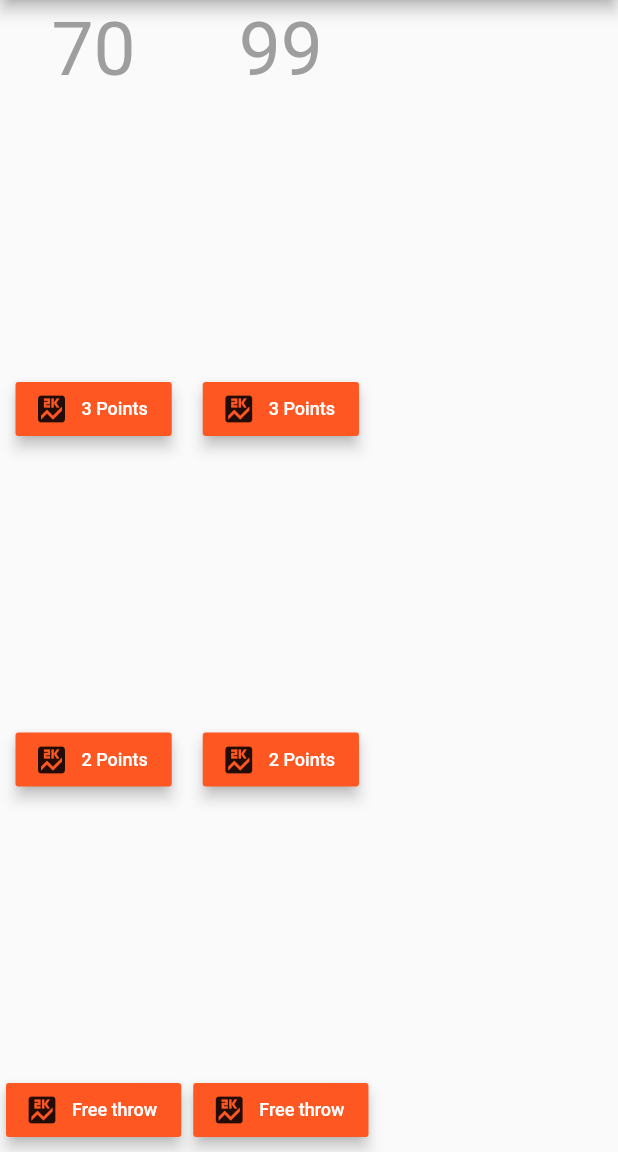
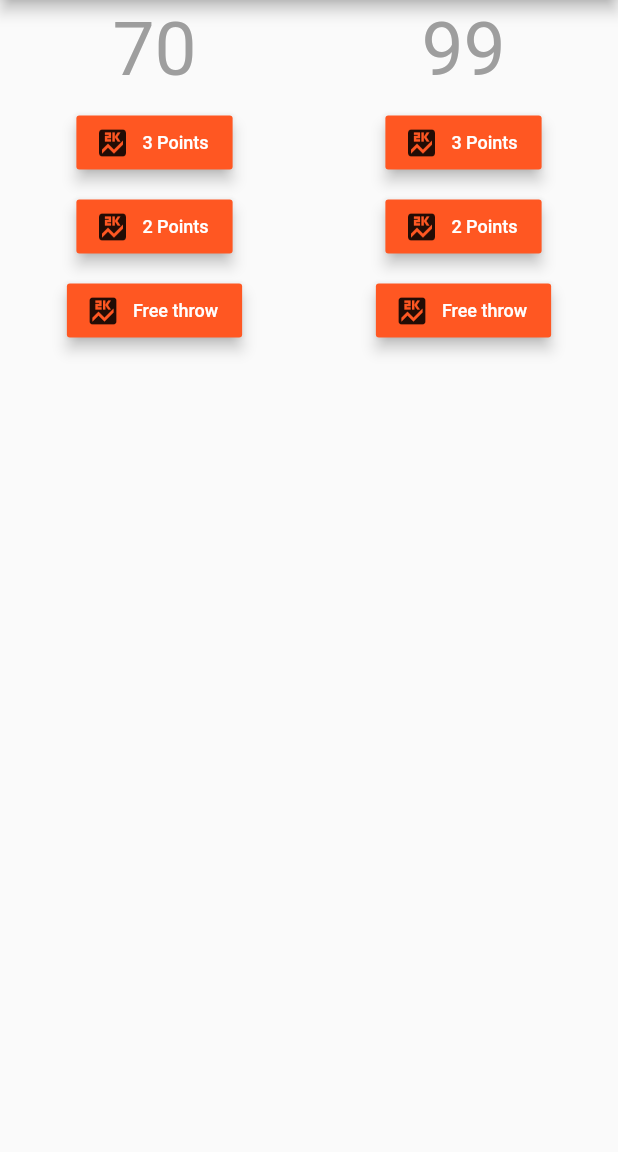
Before and after one commit to akanbi/basketball_court_manager, a Flutter app: the screen it shows after launch, on a phone screen of 412 x 824 dp, the part 84-1236 px from its top. Run offline on Flutter 3.47's test engine with Material 2 defaults, Android fonts, the phone set to English and light mode, and no system bars.

Commit message:
Adjust in home page

```diff
--- a/lib/main.dart
+++ b/lib/main.dart
@@ -25,16 +25,16 @@ class BasketballCourtManagerHome extends StatelessWidget {
   @override
   Widget build(BuildContext context) {
     return Scaffold(
-      appBar: AppBar(
-        title: Text(title),
-      ),
-      body: SafeArea(
+        appBar: AppBar(
+          title: Text(title),
+        ),
+        body: SafeArea(
           child: Row(
             children: [
-              ScoreboardWidget("70"),
-              ScoreboardWidget("99")
+              Expanded(child: ScoreboardWidget("70")),
+              Expanded(child: ScoreboardWidget("99"))
             ],
           ),
-    ));
+        ));
   }
 }
--- a/lib/widget/scoreboard_button_widget.dart
+++ b/lib/widget/scoreboard_button_widget.dart
@@ -9,7 +9,8 @@ class ScoreboardButtonWidget extends StatelessWidget {
   @override
   Widget build(BuildContext context) {
     return
-      RaisedButton.icon( elevation: 4.0,
+      RaisedButton.icon(
+        elevation: 4.0,
         icon: Icon(Icons.score),
         color: Theme.of(context).primaryColor,
         onPressed: () {},
--- a/lib/widget/scoreboard_widget.dart
+++ b/lib/widget/scoreboard_widget.dart
@@ -10,7 +10,6 @@ class ScoreboardWidget extends StatelessWidget {
   @override
   Widget build(BuildContext context) {
     return Column(
-      mainAxisAlignment: MainAxisAlignment.spaceBetween,
       children: <Widget>[
         Container(
           padding: EdgeInsets.all(4.0),
```
